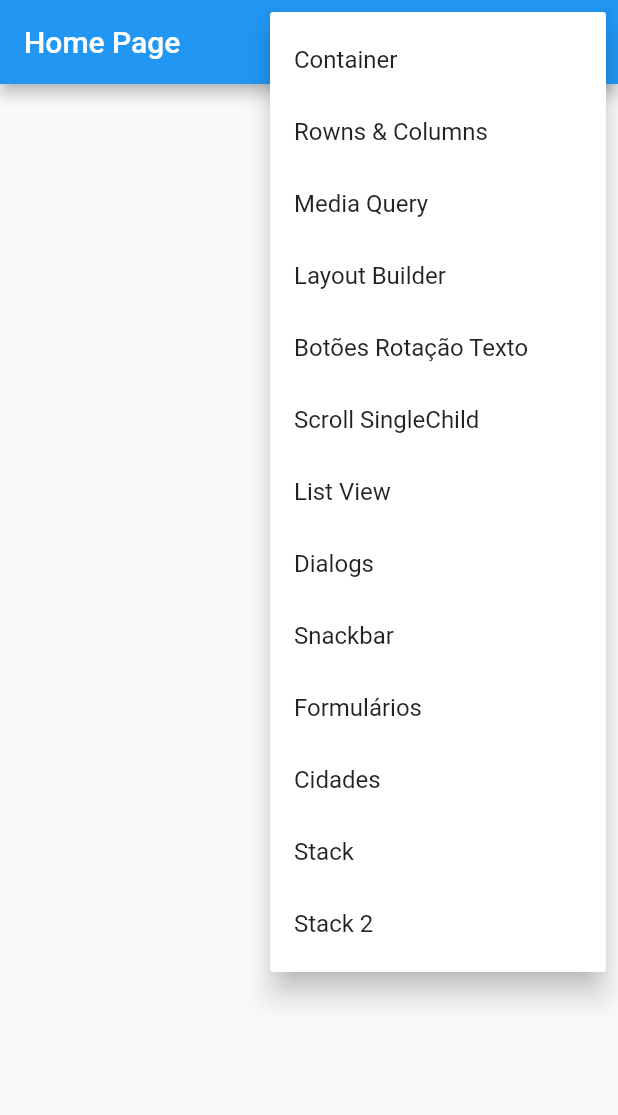
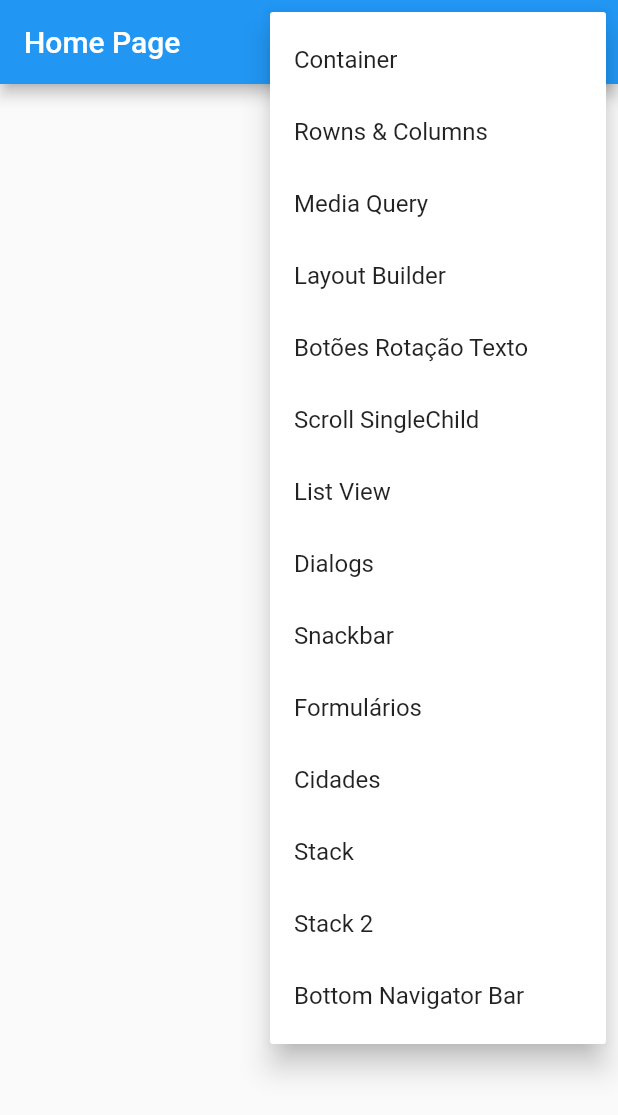
Before and after one commit to JnrMoraes/flutter-popup-menu, a Flutter app: the screen it shows after launch, after a tap on the "more vert" icon, on a phone screen of 412 x 824 dp. Shown: the top 1115 px of the screen. Run offline on Flutter 3.47's test engine with Material 2 defaults, Android fonts, the phone set to English and light mode, and no system bars; our stand-ins replace device_preview.

Commit message:
Bottom Navigator Bar & IndexedStack

```diff
--- a/lib/main.dart
+++ b/lib/main.dart
@@ -2,6 +2,7 @@ import 'package:device_preview/device_preview.dart';
 import 'package:flutter/material.dart';
 
 import 'pages/botoes_rotacao_texto/botoes_rotacao_texto_page.dart';
+import 'pages/bottom_navigator_bar/bottom_navigator_bar_page.dart';
 import 'pages/cidades/cidades_page.dart';
 import 'pages/containers/container_page.dart';
 import 'pages/dialogs/dialogs_page.dart';
@@ -37,7 +38,6 @@ class MyApp extends StatelessWidget {
       useInheritedMediaQuery: true,
       locale: DevicePreview.locale(context),
       builder: DevicePreview.appBuilder,
-
       routes: {
         '/': (_) => const HomePage(),
         '/container': (_) => const ContainerPage(),
@@ -53,7 +53,7 @@ class MyApp extends StatelessWidget {
         '/cidades': (_) => const CidadesPage(),
         '/stack': (_) => const StackPage(),
         '/stack/page2': (_) => const Stack2Page(),
-
+        '/bottom_navigator_bar': (_) => const BottomNavigatorBarPage(),
       },
     );
   }
--- a/lib/pages/home/home_page.dart
+++ b/lib/pages/home/home_page.dart
@@ -14,6 +14,7 @@ enum PopupMenuPages {
   cidades,
   stack,
   stack2,
+  bottom_navigator,
 }
 
 class HomePage extends StatelessWidget {
@@ -63,8 +64,15 @@ class HomePage extends StatelessWidget {
                   break;
                 case PopupMenuPages.stack:
                   Navigator.of(context).pushNamed('/stack');
-                  break;case PopupMenuPages.stack2:
+                  break;
+                case PopupMenuPages.stack2:
                   Navigator.of(context).pushNamed('/stack/page2');
+                  break;
+                case PopupMenuPages.stack:
+                  Navigator.of(context).pushNamed('/stack');
+                  break;
+                case PopupMenuPages.bottom_navigator:
+                  Navigator.of(context).pushNamed('/bottom_navigator_bar');
                   break;
               }
             },
@@ -117,9 +125,14 @@ class HomePage extends StatelessWidget {
                 const PopupMenuItem<PopupMenuPages>(
                   value: PopupMenuPages.stack,
                   child: Text('Stack'),
-                ),const PopupMenuItem<PopupMenuPages>(
+                ),
+                const PopupMenuItem<PopupMenuPages>(
                   value: PopupMenuPages.stack2,
                   child: Text('Stack 2'),
+                ),
+                const PopupMenuItem<PopupMenuPages>(
+                  value: PopupMenuPages.bottom_navigator,
+                  child: Text('Bottom Navigator Bar'),
                 ),
               ];
             },
```
Also changed, not shown: lib/pages/bottom_navigator_bar/bottom_navigator_bar_page.dart (added, +47 -0 lines), lib/pages/bottom_navigator_bar/page1.dart (added, +12 -0 lines), lib/pages/bottom_navigator_bar/page2.dart (added, +12 -0 lines).
